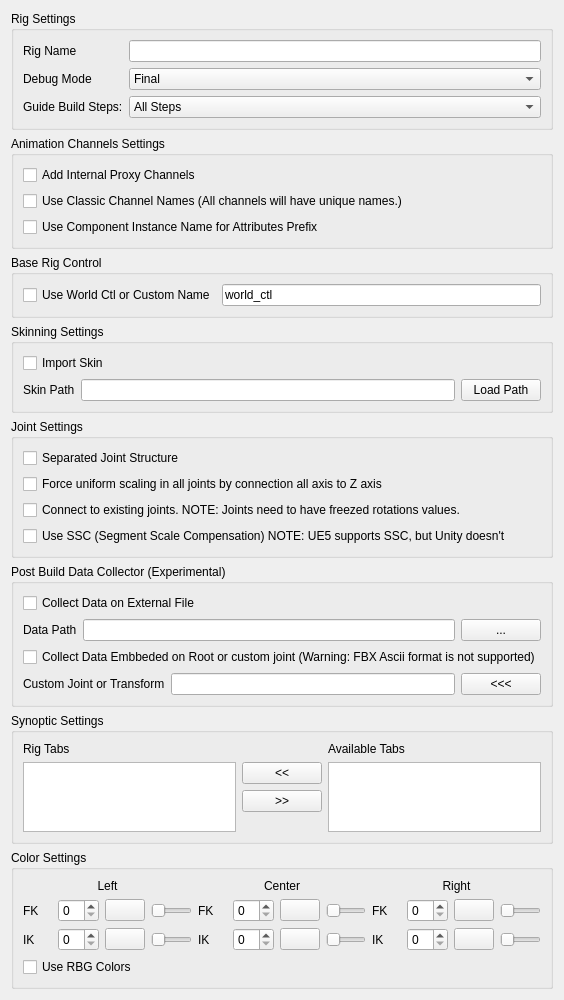
The window that release/scripts/mgear/shifter/guide_ui.ui (mgear-dev/mgear4) describes before a commit, drawn with Qt 5.
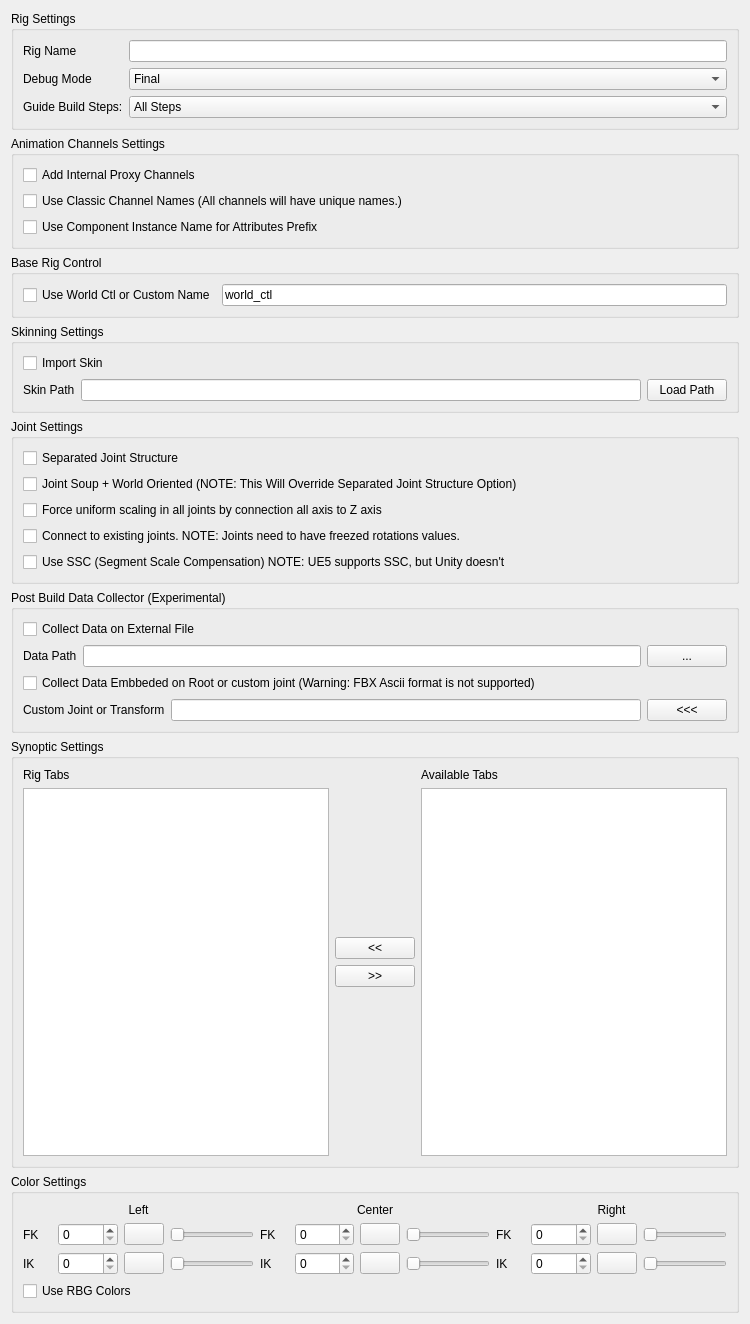
The same window after the commit.

Commit message: Shifter: New joint structure options: World oriented and child of Root joint Closes #384

What changed in the file:
```diff
--- a/release/scripts/mgear/shifter/guide_ui.ui
+++ b/release/scripts/mgear/shifter/guide_ui.ui
@@ -6,8 +6,8 @@
    <rect>
     <x>0</x>
     <y>0</y>
-    <width>505</width>
-    <height>917</height>
+    <width>750</width>
+    <height>1324</height>
    </rect>
   </property>
   <property name="windowTitle">
@@ -62,14 +62,17 @@
       <string>Joint Settings</string>
      </property>
      <layout class="QGridLayout" name="gridLayout_5">
-      <item row="0" column="0">
-       <widget class="QCheckBox" name="jointRig_checkBox">
+      <item row="4" column="0">
+       <widget class="QCheckBox" name="force_SSC_joints_checkBox">
+        <property name="toolTip">
+         <string>&lt;html&gt;&lt;head/&gt;&lt;body&gt;&lt;p&gt;&lt;span style=&quot; font-weight:600;&quot;&gt;WARNING: Only works in Maya 2020 or later&lt;/span&gt;&lt;/p&gt;&lt;p&gt;Use SSC (Segment Scale Compensation) NOTE: UE5 supports SSC, but Unity doesn't &lt;/p&gt;&lt;/body&gt;&lt;/html&gt;</string>
+        </property>
         <property name="text">
-         <string>Separated Joint Structure</string>
+         <string>Use SSC (Segment Scale Compensation) NOTE: UE5 supports SSC, but Unity doesn't </string>
         </property>
        </widget>
       </item>
-      <item row="2" column="0">
+      <item row="3" column="0">
        <widget class="QCheckBox" name="connect_joints_checkBox">
         <property name="toolTip">
          <string>&lt;html&gt;&lt;head/&gt;&lt;body&gt;&lt;p&gt;When this option is active, mGear Shifter will try to connect to existing joints in the scene&lt;/p&gt;&lt;p&gt;&lt;span style=&quot; font-weight:600;&quot;&gt;WARNING&lt;/span&gt;: The joints need to have the rotation values freeze to 0, 0, 0. &lt;/p&gt;&lt;p&gt;Use Maya's Modify &amp;gt;&amp;gt; Freeze Transformation command to Freeze rotation. Open the command options and ensure only Rotation is freeze, before execute the command&lt;/p&gt;&lt;p&gt;Freeze joint rotations steps:&lt;/p&gt;&lt;p&gt;1. Select all joints to freeze&lt;/p&gt;&lt;p&gt;2. Open Maya's Modify &amp;gt;&amp;gt; Freeze Transformation options and ensure only rotation is checked&lt;/p&gt;&lt;p&gt;3. Apply Modify &amp;gt;&amp;gt; Freeze Transformation&lt;/p&gt;&lt;p&gt;&lt;br/&gt;&lt;/p&gt;&lt;/body&gt;&lt;/html&gt;</string>
@@ -79,20 +82,27 @@
         </property>
        </widget>
       </item>
-      <item row="1" column="0">
+      <item row="2" column="0">
        <widget class="QCheckBox" name="force_uniScale_checkBox">
         <property name="text">
          <string>Force uniform scaling in all joints by connection all axis to Z axis</string>
         </property>
        </widget>
       </item>
-      <item row="3" column="0">
-       <widget class="QCheckBox" name="force_SSC_joints_checkBox">
+      <item row="0" column="0">
+       <widget class="QCheckBox" name="jointRig_checkBox">
+        <property name="text">
+         <string>Separated Joint Structure</string>
+        </property>
+       </widget>
+      </item>
+      <item row="1" column="0">
+       <widget class="QCheckBox" name="jointSoup_checkBox">
         <property name="toolTip">
          <string>&lt;html&gt;&lt;head/&gt;&lt;body&gt;&lt;p&gt;&lt;span style=&quot; font-weight:600;&quot;&gt;WARNING: Only works in Maya 2020 or later&lt;/span&gt;&lt;/p&gt;&lt;p&gt;Use SSC (Segment Scale Compensation) NOTE: UE5 supports SSC, but Unity doesn't &lt;/p&gt;&lt;/body&gt;&lt;/html&gt;</string>
         </property>
         <property name="text">
-         <string>Use SSC (Segment Scale Compensation) NOTE: UE5 supports SSC, but Unity doesn't </string>
+         <string>Joint Soup + World Oriented (NOTE: This Will Override Separated Joint Structure Option)</string>
         </property>
        </widget>
       </item>
```
Left out of the diff: 2 changed lines with no effect on the pictures. The commit also changes 4 other files.
